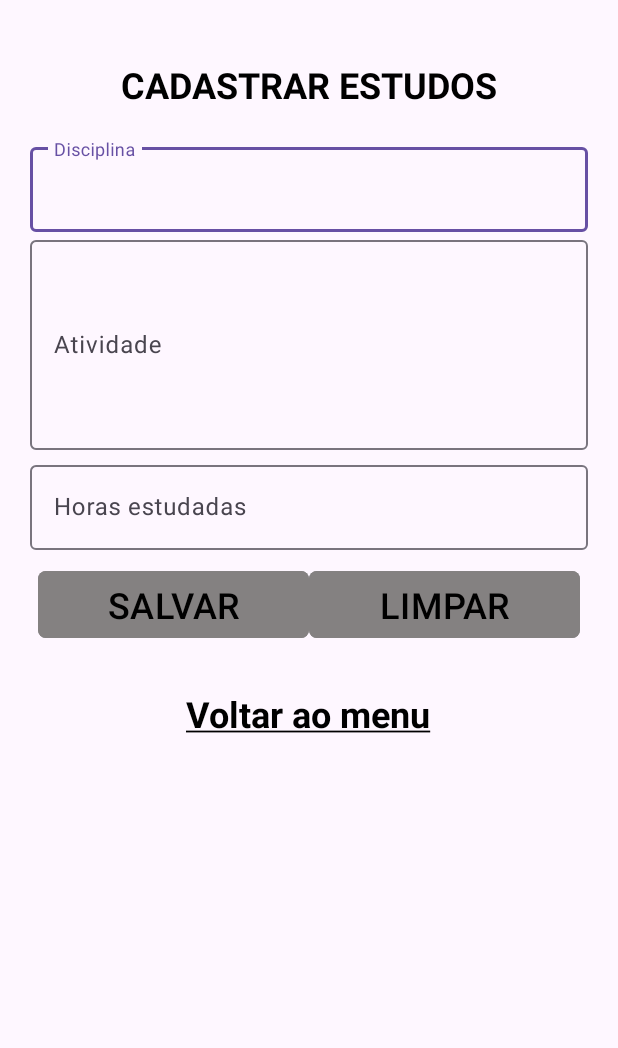
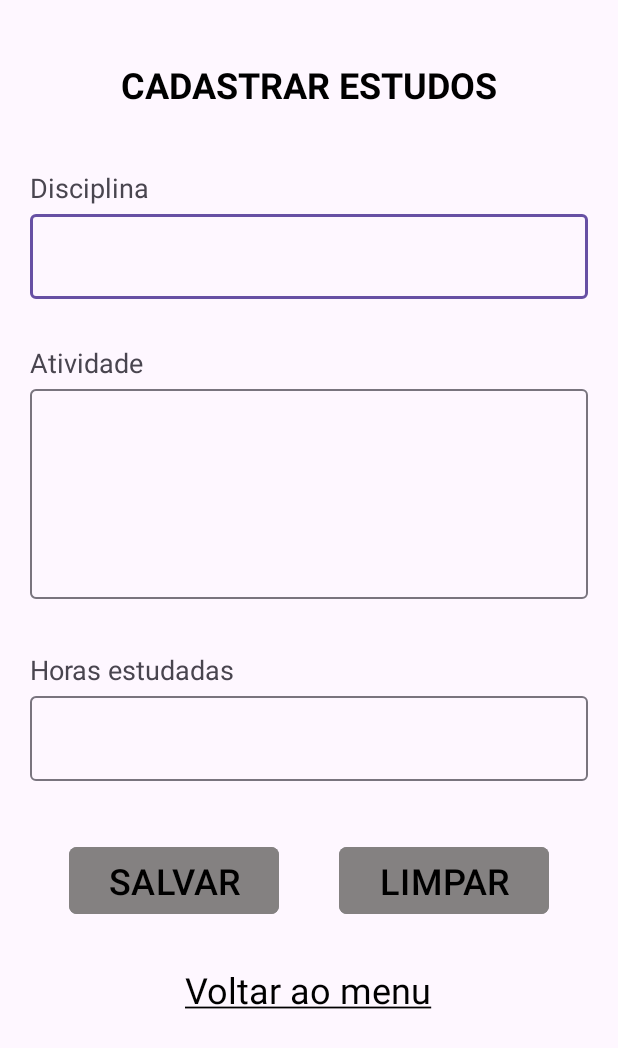
Before and after one commit to lndsilva/ControleEstudosApp, an Android app: the CadastrarEstudosActivity screen opened directly, with no data from a screen before it, on a phone screen of 412 x 824 dp. Shown: the top 1048 px of the screen. Run offline under Robolectric (Android 15) with nearby library versions, the phone set to English and light mode, and no system bars; 1 statement that could not run was skipped.

Commit message:
cadastrar estudos componentes internos

```diff
--- a/app/src/main/res/layout/cadastrar_estudos_layout.xml
+++ b/app/src/main/res/layout/cadastrar_estudos_layout.xml
@@ -14,37 +14,56 @@
         android:layout_width="wrap_content"
         android:layout_height="wrap_content"
         android:layout_gravity="center_horizontal"
-        android:layout_margin="20sp"
+        android:layout_marginTop="20sp"
+        android:layout_marginBottom="40sp"
         android:text="Cadastrar Estudos"
         android:textAllCaps="true"
         android:textColor="#000"
         android:textSize="24sp"
         android:textStyle="bold" />
 
+    <TextView
+        android:textSize="18sp"
+        android:layout_width="wrap_content"
+        android:layout_height="wrap_content"
+        android:text="Disciplina" />
+
     <com.google.android.material.textfield.TextInputLayout
         android:layout_width="match_parent"
         android:layout_height="wrap_content"
-        android:hint="Disciplina">
+        android:layout_marginBottom="30sp">
 
         <com.google.android.material.textfield.TextInputEditText
             android:layout_width="match_parent"
             android:layout_height="wrap_content" />
     </com.google.android.material.textfield.TextInputLayout>
 
+    <TextView
+        android:textSize="18sp"
+        android:layout_width="wrap_content"
+        android:layout_height="wrap_content"
+        android:text="Atividade" />
+
     <com.google.android.material.textfield.TextInputLayout
         android:layout_width="match_parent"
         android:layout_height="150dp"
-        android:hint="Atividade">
+        android:layout_marginBottom="30sp">
 
         <com.google.android.material.textfield.TextInputEditText
             android:layout_width="match_parent"
             android:layout_height="140dp" />
     </com.google.android.material.textfield.TextInputLayout>
 
+    <TextView
+        android:textSize="18sp"
+        android:layout_width="wrap_content"
+        android:layout_height="wrap_content"
+        android:text="Horas estudadas" />
+
     <com.google.android.material.textfield.TextInputLayout
         android:layout_width="match_parent"
         android:layout_height="wrap_content"
-        android:hint="Horas estudadas">
+        android:layout_marginBottom="30sp">
 
         <com.google.android.material.textfield.TextInputEditText
             android:layout_width="match_parent"
@@ -52,18 +71,19 @@
     </com.google.android.material.textfield.TextInputLayout>
 
     <LinearLayout
+        android:gravity="center_horizontal"
         android:layout_width="match_parent"
         android:layout_height="wrap_content"
         android:orientation="horizontal">
 
         <com.google.android.material.button.MaterialButton
+            android:layout_marginRight="20sp"
             android:id="@+id/btnSalvar"
             android:layout_width="140sp"
             android:layout_height="wrap_content"
             android:layout_marginLeft="5dp"
             android:layout_marginTop="10dp"
             android:layout_marginBottom="10dp"
-            android:layout_weight="1"
             android:backgroundTint="#848181"
             android:text="Salvar"
             android:textAllCaps="true"
@@ -72,13 +92,13 @@
             app:cornerRadius="5dp" />
 
         <com.google.android.material.button.MaterialButton
+            android:layout_marginLeft="20sp"
             android:id="@+id/btnLimpar"
             android:layout_width="140sp"
             android:layout_height="wrap_content"
             android:layout_marginTop="10dp"
             android:layout_marginRight="5dp"
             android:layout_marginBottom="10dp"
-            android:layout_weight="1"
             android:backgroundTint="#848181"
             android:text="Limpar"
             android:textAllCaps="true"
@@ -94,7 +114,7 @@
         android:layout_margin="20sp"
         android:text="@string/voltar_ao_menu"
         android:textColor="#000"
-        android:textSize="24sp"
-        android:textStyle="bold" />
+        android:textSize="24sp" />
+
 
 </LinearLayout>
```
